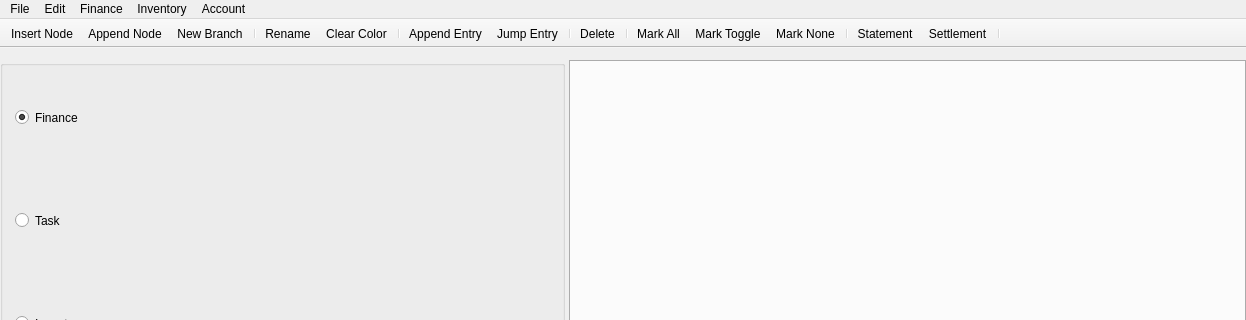
The window that mainwindow/mainwindow.ui (ytxerp/ytx-client) describes before a commit, drawn with Qt 5; both pictures show x 0 to 1246 and y 0 to 320 of the 1246 by 722 pixel window.
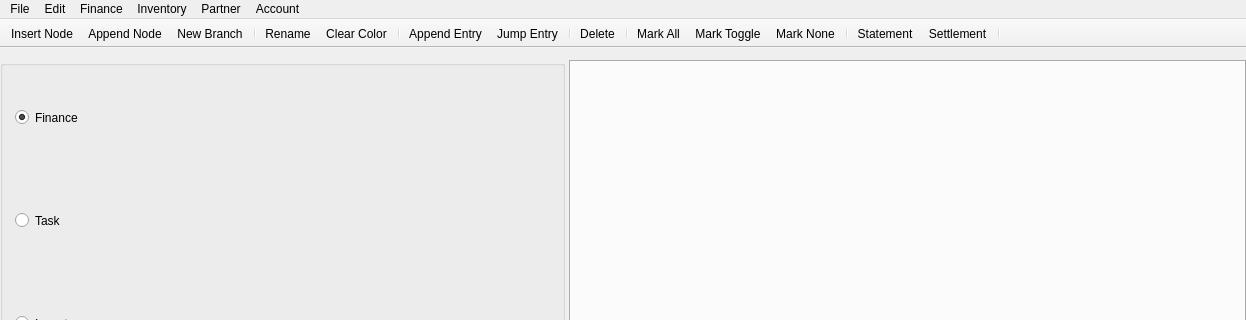
The same window after the commit.

Commit message: Impl Partner Heat

Diff of the .ui file:
```diff
--- a/mainwindow/mainwindow.ui
+++ b/mainwindow/mainwindow.ui
@@ -353,12 +353,19 @@
     <property name="title">
      <string>Inventory</string>
     </property>
-    <addaction name="actionHeat"/>
+    <addaction name="actionHeatInventory"/>
+   </widget>
+   <widget class="QMenu" name="menuPartner">
+    <property name="title">
+     <string>Partner</string>
+    </property>
+    <addaction name="actionHeatPartner"/>
    </widget>
    <addaction name="menuFile"/>
    <addaction name="menuEdit"/>
    <addaction name="menuFinance"/>
    <addaction name="menuInventory"/>
+   <addaction name="menuPartner"/>
    <addaction name="menuAccount"/>
   </widget>
   <widget class="QStatusBar" name="statusbar"/>
```
Left out of the diff: 7 changed lines with no effect on the pictures. The commit also changes 19 other files.
